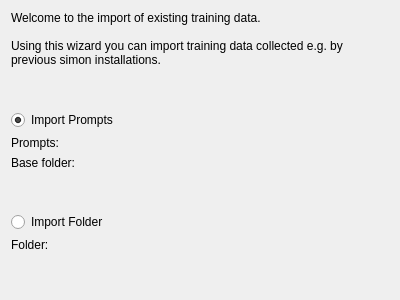
This is simon/src/simonmodelmanagementui/ImportTrainingData/importtrainingdataintrodlg.ui in KDE/simon as Qt 5 draws it before an edit. The edited form follows.
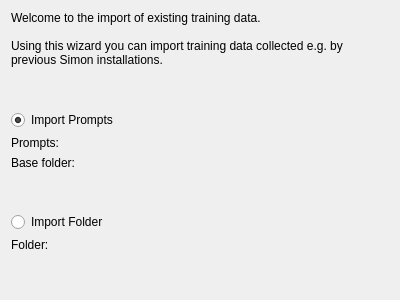
This is the edited form. Custom widgets are drawn as their Qt base class.

Diff of the .ui file:
```diff
--- a/simon/src/simonmodelmanagementui/ImportTrainingData/importtrainingdataintrodlg.ui
+++ b/simon/src/simonmodelmanagementui/ImportTrainingData/importtrainingdataintrodlg.ui
@@ -18,7 +18,7 @@
      <property name="text" >
       <string>Welcome to the import of existing training data.
 
-Using this wizard you can import training data collected e.g. by previous simon installations.</string>
+Using this wizard you can import training data collected e.g. by previous Simon installations.</string>
      </property>
      <property name="wordWrap" >
       <bool>true</bool>
```
